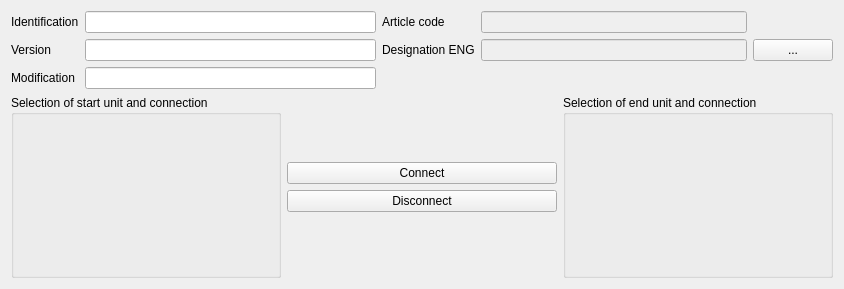
Qt form tools/mdtcablelist/src/mdtClLinkEditor.ui (scandyna/multidiagtools) before a commit.
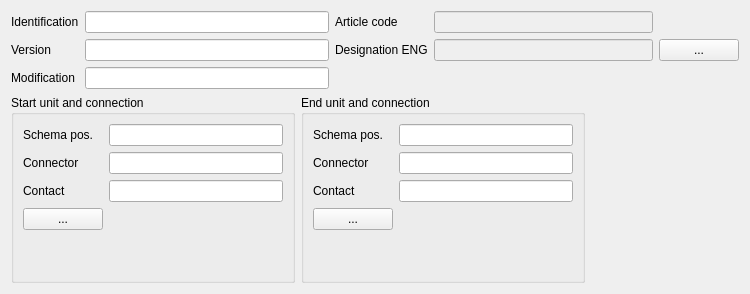
The same form after that commit.

```diff
--- a/tools/mdtcablelist/src/mdtClLinkEditor.ui
+++ b/tools/mdtcablelist/src/mdtClLinkEditor.ui
@@ -6,14 +6,14 @@
    <rect>
     <x>0</x>
     <y>0</y>
-    <width>844</width>
-    <height>289</height>
+    <width>750</width>
+    <height>294</height>
    </rect>
   </property>
   <property name="windowTitle">
    <string>Form</string>
   </property>
-  <layout class="QVBoxLayout" name="verticalLayout_2">
+  <layout class="QVBoxLayout" name="verticalLayout">
    <item>
     <layout class="QHBoxLayout" name="horizontalLayout">
      <item>
@@ -96,60 +96,157 @@
      <item>
       <widget class="QGroupBox" name="gbStart">
        <property name="title">
-        <string>Selection of start unit and connection</string>
+        <string>Start unit and connection</string>
        </property>
-      </widget>
-     </item>
-     <item>
-      <layout class="QVBoxLayout" name="verticalLayout">
-       <item>
-        <spacer name="verticalSpacer">
-         <property name="orientation">
-          <enum>Qt::Vertical</enum>
-         </property>
-         <property name="sizeHint" stdset="0">
-          <size>
-           <width>20</width>
-           <height>40</height>
-          </size>
-         </property>
-        </spacer>
-       </item>
-       <item>
-        <widget class="QPushButton" name="pbConnect">
+       <layout class="QFormLayout" name="formLayout_3">
+        <item row="0" column="0">
+         <widget class="QLabel" name="lbStartUnitSchemaPosition">
+          <property name="text">
+           <string>Schema pos.</string>
+          </property>
+         </widget>
+        </item>
+        <item row="0" column="1">
+         <widget class="QLineEdit" name="fldStartUnitSchemaPosition">
+          <property name="readOnly">
+           <bool>true</bool>
+          </property>
+         </widget>
+        </item>
+        <item row="1" column="0">
+         <widget class="QLabel" name="lbStartConnectorName">
+          <property name="text">
+           <string>Connector</string>
+          </property>
+         </widget>
+        </item>
+        <item row="1" column="1">
+         <widget class="QLineEdit" name="fldStartConnectorName">
+          <property name="readOnly">
+           <bool>true</bool>
+          </property>
+         </widget>
+        </item>
+        <item row="2" column="0">
+         <widget class="QLabel" name="lbStartContactName">
          <property name="text">
-          <string>Connect</string>
+           <string>Contact</string>
          </property>
         </widget>
        </item>
-       <item>
-        <widget class="QPushButton" name="pbDisconnect">
+        <item row="2" column="1">
+         <widget class="QLineEdit" name="fldStartContactName">
+          <property name="readOnly">
+           <bool>true</bool>
+          </property>
+         </widget>
+        </item>
+        <item row="3" column="0">
+         <widget class="QPushButton" name="pbSelectStartConnection">
          <property name="text">
-          <string>Disconnect</string>
+           <string>...</string>
          </property>
         </widget>
        </item>
-       <item>
-        <spacer name="verticalSpacer_2">
+        <item row="3" column="1">
+         <spacer name="horizontalSpacer">
          <property name="orientation">
-          <enum>Qt::Vertical</enum>
+           <enum>Qt::Horizontal</enum>
          </property>
          <property name="sizeHint" stdset="0">
           <size>
-           <width>20</width>
-           <height>40</height>
+            <width>174</width>
+            <height>23</height>
           </size>
          </property>
         </spacer>
        </item>
       </layout>
+      </widget>
      </item>
      <item>
       <widget class="QGroupBox" name="gbEnd">
        <property name="title">
-        <string>Selection of end unit and connection</string>
+        <string>End unit and connection</string>
        </property>
-      </widget>
+       <layout class="QFormLayout" name="formLayout_4">
+        <item row="0" column="0">
+         <widget class="QLabel" name="lbEndUnitSchemaPosition">
+          <property name="text">
+           <string>Schema pos.</string>
+          </property>
+         </widget>
+        </item>
+        <item row="0" column="1">
+         <widget class="QLineEdit" name="fldEndUnitSchemaPosition">
+          <property name="readOnly">
+           <bool>true</bool>
+          </property>
+         </widget>
+        </item>
+        <item row="1" column="0">
+         <widget class="QLabel" name="lbEndConnectorName">
+          <property name="text">
+           <string>Connector</string>
+          </property>
+         </widget>
+        </item>
+        <item row="1" column="1">
+         <widget class="QLineEdit" name="fldEndConnectorName">
+          <property name="readOnly">
+           <bool>true</bool>
+          </property>
+         </widget>
+        </item>
+        <item row="2" column="0">
+         <widget class="QLabel" name="lbEndContactName">
+          <property name="text">
+           <string>Contact</string>
+          </property>
+         </widget>
+        </item>
+        <item row="2" column="1">
+         <widget class="QLineEdit" name="fldEndContactName">
+          <property name="readOnly">
+           <bool>true</bool>
+          </property>
+         </widget>
+        </item>
+        <item row="3" column="0">
+         <widget class="QPushButton" name="pbSelectEndConnection">
+          <property name="text">
+           <string>...</string>
+          </property>
+         </widget>
+        </item>
+        <item row="3" column="1">
+         <spacer name="horizontalSpacer_3">
+          <property name="orientation">
+           <enum>Qt::Horizontal</enum>
+          </property>
+          <property name="sizeHint" stdset="0">
+           <size>
+            <width>174</width>
+            <height>23</height>
+           </size>
+          </property>
+         </spacer>
+        </item>
+       </layout>
+      </widget>
+     </item>
+     <item>
+      <spacer name="horizontalSpacer_2">
+       <property name="orientation">
+        <enum>Qt::Horizontal</enum>
+       </property>
+       <property name="sizeHint" stdset="0">
+        <size>
+         <width>40</width>
+         <height>20</height>
+        </size>
+       </property>
+      </spacer>
      </item>
     </layout>
    </item>
```
Lines whose indentation alone changed are shown as unchanged.
